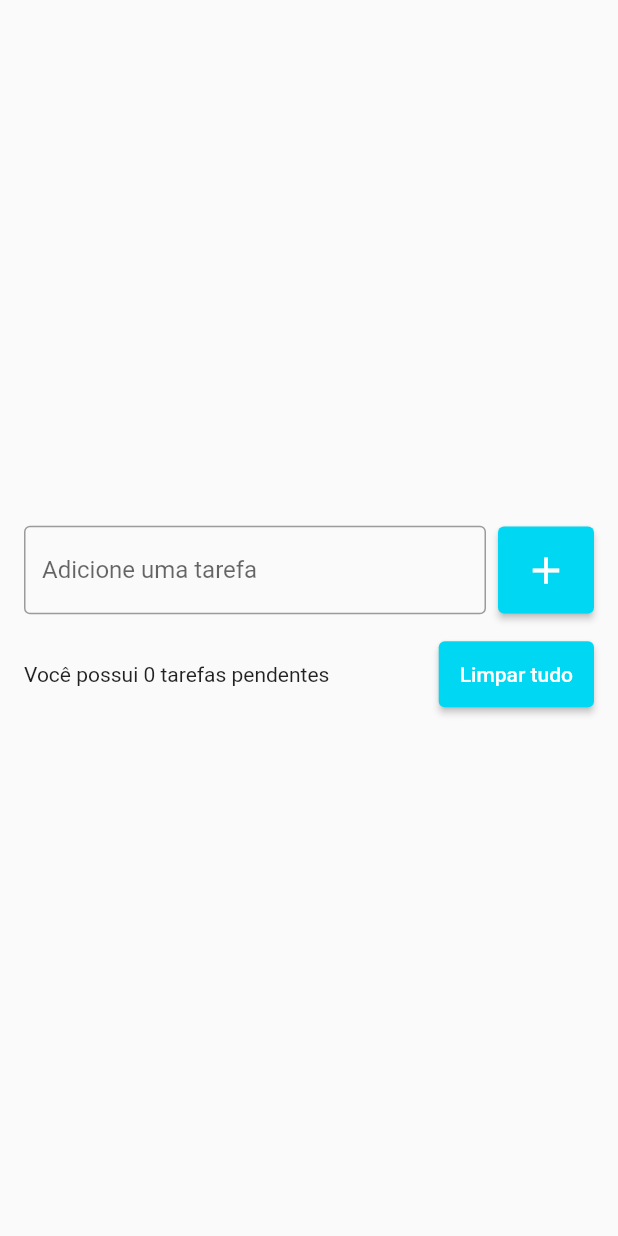
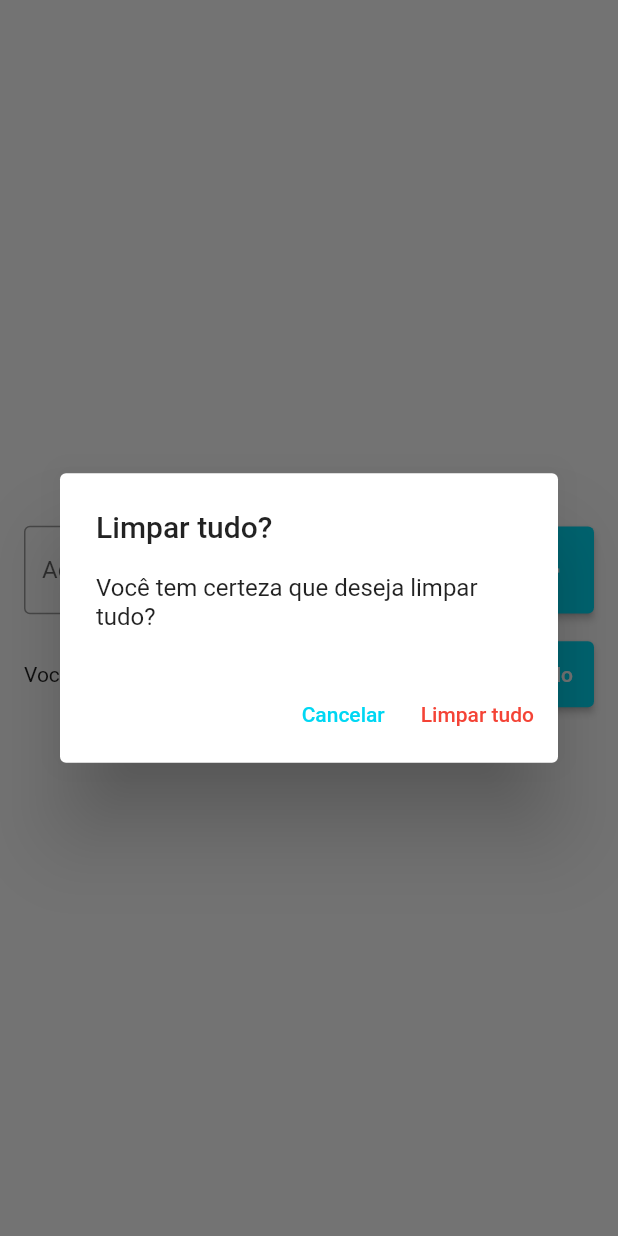
Before and after one commit to AdsonBruno/todo-list, a Flutter app: the screen it shows after launch, after a tap on "Limpar tudo", on a phone screen of 412 x 824 dp. Run offline on Flutter 3.47's test engine with Material 2 defaults, Android fonts, the phone set to English and light mode, and no system bars; our stand-ins replace flutter_slidable.

Commit message:
adicionando funcionalidade para limpar tudo eum dialog

```diff
--- a/lib/pages/todo_list_page.dart
+++ b/lib/pages/todo_list_page.dart
@@ -88,7 +88,7 @@ class _TodoListPageState extends State<TodoListPage> {
                     ),
                     const SizedBox(width: 8),
                     ElevatedButton(
-                      onPressed: () {},
+                      onPressed: showDeleteTodosConfirmationDialog,
                       style: ElevatedButton.styleFrom(
                         primary: const Color(0xFF00D7F3),
                         padding: const EdgeInsets.all(14),
@@ -137,4 +137,37 @@ class _TodoListPageState extends State<TodoListPage> {
       ),
     );
   }
+
+  void showDeleteTodosConfirmationDialog() {
+    showDialog(
+      context: context,
+      builder: (context) => AlertDialog(
+        title: const Text('Limpar tudo?'),
+        content: const Text('Você tem certeza que deseja limpar tudo?'),
+        actions: [
+          TextButton(
+            onPressed: () {
+              Navigator.of(context).pop();
+            },
+            style: TextButton.styleFrom(primary: const Color(0xFF00D7F3)),
+            child: const Text('Cancelar'),
+          ),
+          TextButton(
+            onPressed: () {
+              Navigator.of(context).pop();
+              deletedAllTodos();
+            },
+            style: TextButton.styleFrom(primary: Colors.red),
+            child: const Text('Limpar tudo'),
+          ),
+        ],
+      ),
+    );
+  }
+
+  void deletedAllTodos() {
+    setState(() {
+      todos.clear();
+    });
+  }
 }
```
